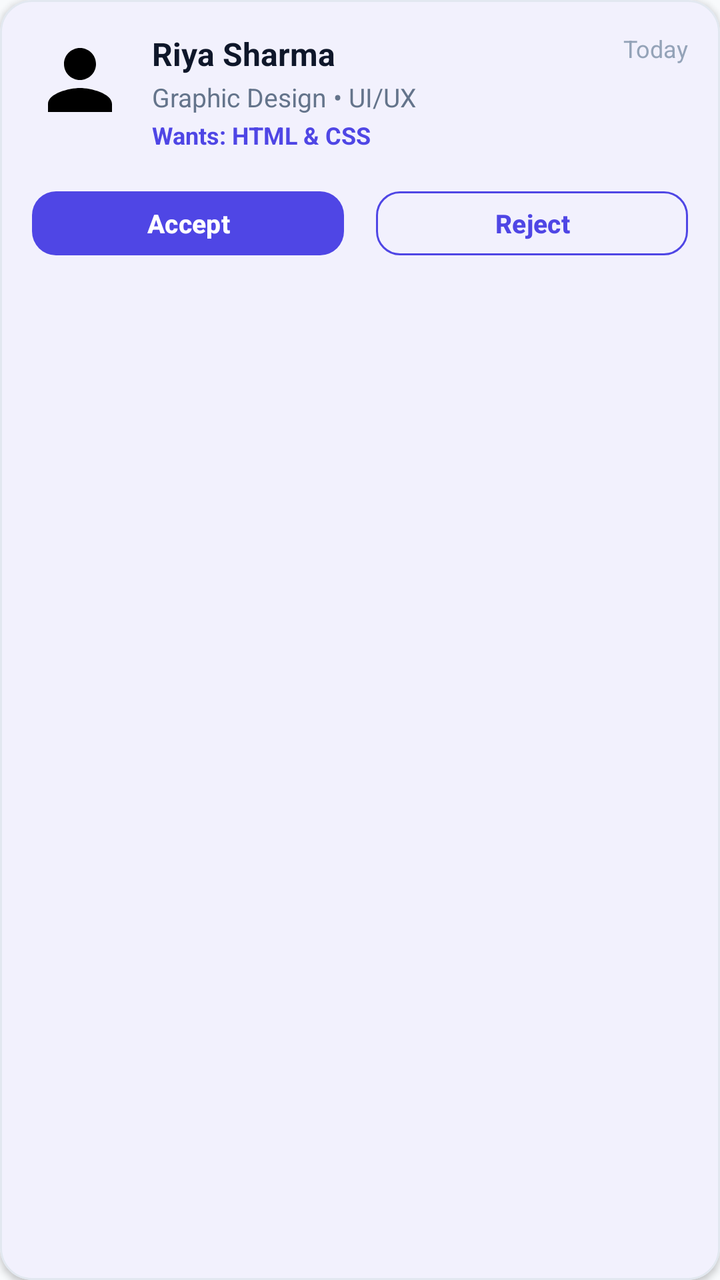
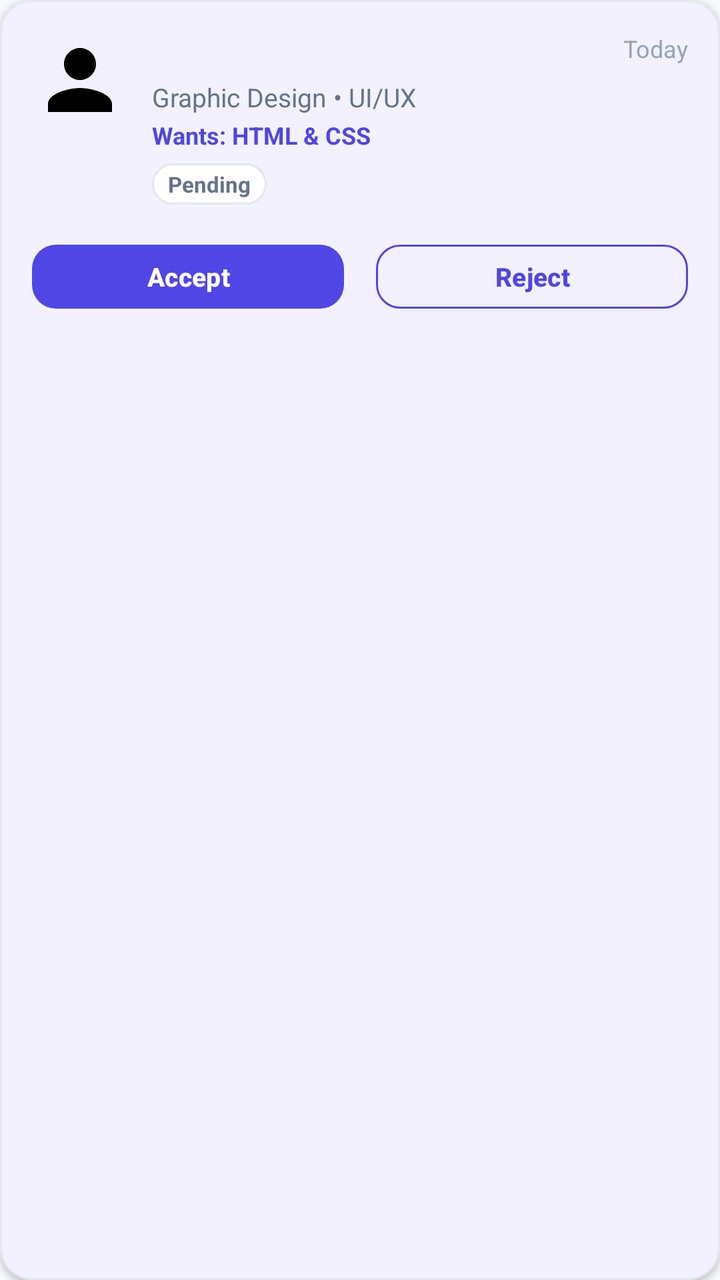

Two renders of the same Android screen: before a commit and after it. Below are the layout's source before the change and the commit's diff.
<!-- AndroidManifest.xml: application theme Theme.SkillBarter -->
<!-- res/layout/item_request_card.xml -->
<?xml version="1.0" encoding="utf-8"?>
<com.google.android.material.card.MaterialCardView xmlns:android="http://schemas.android.com/apk/res/android"
    xmlns:app="http://schemas.android.com/apk/res-auto"
    android:layout_width="match_parent"
    android:layout_height="wrap_content"
    android:layout_marginHorizontal="4dp"
    android:layout_marginVertical="6dp"
    app:cardBackgroundColor="@color/surface_white"
    app:cardCornerRadius="16dp"
    app:cardElevation="2dp"
    app:strokeColor="@color/divider_color"
    app:strokeWidth="1dp">

    <LinearLayout
        android:layout_width="match_parent"
        android:layout_height="wrap_content"
        android:orientation="vertical"
        android:padding="16dp">

        <RelativeLayout
            android:layout_width="match_parent"
            android:layout_height="wrap_content">

            <ImageView
                android:id="@+id/ivAvatar"
                android:layout_width="48dp"
                android:layout_height="48dp"
                android:layout_alignParentStart="true"
                android:src="@drawable/ic_profile" />

            <LinearLayout
                android:layout_width="match_parent"
                android:layout_height="wrap_content"
                android:layout_marginStart="12dp"
                android:layout_toStartOf="@id/tvTime"
                android:layout_toEndOf="@id/ivAvatar"
                android:orientation="vertical">

                <TextView
                    android:id="@+id/tvUserName"
                    android:layout_width="wrap_content"
                    android:layout_height="wrap_content"
                    android:text="Riya Sharma"
                    android:textColor="@color/text_primary"
                    android:textSize="16sp"
                    android:textStyle="bold" />

                <TextView
                    android:id="@+id/tvUserSkills"
                    android:layout_width="wrap_content"
                    android:layout_height="wrap_content"
                    android:layout_marginTop="2dp"
                    android:text="Graphic Design • UI/UX"
                    android:textColor="@color/text_secondary"
                    android:textSize="13sp" />

                <TextView
                    android:id="@+id/tvWants"
                    android:layout_width="wrap_content"
                    android:layout_height="wrap_content"
                    android:layout_marginTop="2dp"
                    android:text="Wants: HTML &amp; CSS"
                    android:textColor="@color/primary"
                    android:textSize="12sp"
                    android:textStyle="bold" />

            </LinearLayout>

            <TextView
                android:id="@+id/tvTime"
                android:layout_width="wrap_content"
                android:layout_height="wrap_content"
                android:layout_alignParentEnd="true"
                android:text="Today"
                android:textColor="@color/text_muted"
                android:textSize="12sp" />

        </RelativeLayout>

        <LinearLayout
            android:id="@+id/layoutActions"
            android:layout_width="match_parent"
            android:layout_height="wrap_content"
            android:layout_marginTop="16dp"
            android:orientation="horizontal">

            <Button
                android:id="@+id/btnAccept"
                style="@style/Widget.SkillBarter.Button"
                android:layout_width="0dp"
                android:layout_height="40dp"
                android:layout_marginEnd="8dp"
                android:layout_weight="1"
                android:paddingVertical="0dp"
                android:text="Accept"
                android:textSize="13sp" />

            <Button
                android:id="@+id/btnReject"
                style="@style/Widget.SkillBarter.Button.Outlined"
                android:layout_width="0dp"
                android:layout_height="40dp"
                android:layout_marginStart="8dp"
                android:layout_weight="1"
                android:paddingVertical="0dp"
                android:text="Reject"
                android:textSize="13sp" />

        </LinearLayout>

    </LinearLayout>

</com.google.android.material.card.MaterialCardView>
<!-- resources referenced by this layout -->
<resources>
  <color name="divider_color">#E2E8F0</color>
  <color name="primary">#4F46E5</color>
  <color name="surface_white">#FFFFFF</color>
  <color name="text_muted">#94A3B8</color>
  <color name="text_primary">#0F172A</color>
  <color name="text_secondary">#64748B</color>
  <!-- drawable ic_profile (drawable) -->
  <vector xmlns:android="http://schemas.android.com/apk/res/android"
      android:width="24dp"
      android:height="24dp"
      android:viewportWidth="24"
      android:viewportHeight="24">
    <path
        android:fillColor="#FF000000"
        android:pathData="M12,12c2.21,0 4,-1.79 4,-4s-1.79,-4 -4,-4 -4,1.79 -4,4 1.79,4 4,4zM12,14c-2.67,0 -8,1.34 -8,4v2h16v-2c0,-2.66 -5.33,-4 -8,-4z"/>
  </vector>
  <style name="Widget.SkillBarter.Button" parent="Widget.Material3.Button">
          <item name="backgroundTint">@color/primary</item>
          <item name="android:textColor">@color/white</item>
          <item name="cornerRadius">12dp</item>
          <item name="android:paddingTop">14dp</item>
          <item name="android:paddingBottom">14dp</item>
          <item name="android:textStyle">bold</item>
          <item name="android:textSize">16sp</item>
      </style>
  <style name="Widget.SkillBarter.Button.Outlined" parent="Widget.Material3.Button.OutlinedButton">
          <item name="strokeColor">@color/primary</item>
          <item name="android:textColor">@color/primary</item>
          <item name="cornerRadius">12dp</item>
          <item name="android:paddingTop">12dp</item>
          <item name="android:paddingBottom">12dp</item>
          <item name="android:textStyle">bold</item>
      </style>
  <style name="Theme.SkillBarter" parent="Base.Theme.SkillBarter" />
  <color name="white">#FFFFFF</color>
  <style name="Base.Theme.SkillBarter" parent="Theme.Material3.DayNight.NoActionBar">
          <item name="colorPrimary">@color/primary</item>
          <item name="colorOnPrimary">@color/white</item>
          <item name="colorPrimaryContainer">@color/primary_light</item>
          <item name="colorOnPrimaryContainer">@color/primary</item>
          <item name="android:colorBackground">@color/bg_light</item>
          <item name="colorSurface">@color/surface_white</item>
          <item name="colorOnSurface">@color/text_primary</item>
          <item name="colorOnSurfaceVariant">@color/text_secondary</item>
          <item name="android:statusBarColor">@color/bg_light</item>
          <item name="android:windowLightStatusBar">true</item>
      </style>
  <color name="primary_light">#EEF2FF</color>
  <color name="bg_light">#F8FAFC</color>
</resources>

<!-- the commit's change to res/layout/item_request_card.xml (unified diff, before → after) -->
@@ -40,7 +40,7 @@
                     android:id="@+id/tvUserName"
                     android:layout_width="wrap_content"
                     android:layout_height="wrap_content"
-                    android:text="Riya Sharma"
+                    android:text=""
                     android:textColor="@color/text_primary"
                     android:textSize="16sp"
                     android:textStyle="bold" />
@@ -62,6 +62,19 @@
                     android:text="Wants: HTML &amp; CSS"
                     android:textColor="@color/primary"
                     android:textSize="12sp"
+                    android:textStyle="bold" />
+
+                <TextView
+                    android:id="@+id/tvStatus"
+                    android:layout_width="wrap_content"
+                    android:layout_height="wrap_content"
+                    android:layout_marginTop="6dp"
+                    android:background="@drawable/bg_rounded_card"
+                    android:paddingHorizontal="8dp"
+                    android:paddingVertical="3dp"
+                    android:text="Pending"
+                    android:textColor="@color/text_secondary"
+                    android:textSize="11sp"
                     android:textStyle="bold" />
 
             </LinearLayout>
@@ -106,6 +119,18 @@
                 android:text="Reject"
                 android:textSize="13sp" />
 
+            <Button
+                android:id="@+id/btnChat"
+                style="@style/Widget.SkillBarter.Button"
+                android:layout_width="0dp"
+                android:layout_height="40dp"
+                android:layout_marginStart="8dp"
+                android:layout_weight="1"
+                android:paddingVertical="0dp"
+                android:text="Chat"
+                android:textSize="13sp"
+                android:visibility="gone" />
+
         </LinearLayout>
 
     </LinearLayout>
<!-- resource entries referenced after the edit -->
@@ -6,6 +6,14 @@
   <color name="text_muted">#94A3B8</color>
   <color name="text_primary">#0F172A</color>
   <color name="text_secondary">#64748B</color>
+  <!-- drawable bg_rounded_card (drawable) -->
+  <?xml version="1.0" encoding="utf-8"?>
+  <shape xmlns:android="http://schemas.android.com/apk/res/android"
+      android:shape="rectangle">
+      <solid android:color="@color/surface_white" />
+      <corners android:radius="16dp" />
+      <stroke android:width="1dp" android:color="@color/divider_color" />
+  </shape>
   <!-- drawable ic_profile (drawable) -->
   <vector xmlns:android="http://schemas.android.com/apk/res/android"
       android:width="24dp"
